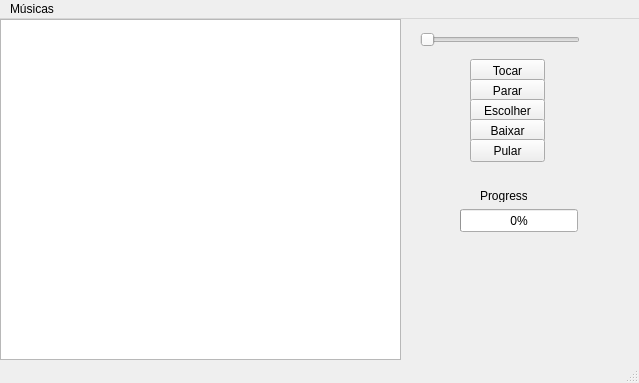
Before: the Qt Designer form designApp.ui in PatoPon/MP3-Player-e-Youtube-Downloader, drawn with Qt 5.
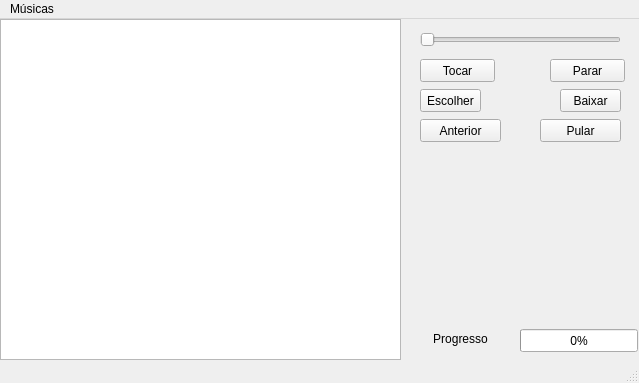
After: the same form once the commit is applied.

```diff
--- a/designApp.ui
+++ b/designApp.ui
@@ -17,8 +17,8 @@
    <widget class="QProgressBar" name="BarraDeProgresso">
     <property name="geometry">
      <rect>
-      <x>460</x>
-      <y>190</y>
+      <x>520</x>
+      <y>310</y>
       <width>118</width>
       <height>23</height>
      </rect>
@@ -32,7 +32,7 @@
      <rect>
       <x>420</x>
       <y>10</y>
-      <width>160</width>
+      <width>201</width>
       <height>22</height>
      </rect>
     </property>
@@ -43,7 +43,7 @@
    <widget class="QPushButton" name="botaoTocar">
     <property name="geometry">
      <rect>
-      <x>470</x>
+      <x>420</x>
       <y>40</y>
       <width>75</width>
       <height>23</height>
@@ -56,8 +56,8 @@
    <widget class="QPushButton" name="botaoParar">
     <property name="geometry">
      <rect>
-      <x>470</x>
-      <y>60</y>
+      <x>550</x>
+      <y>40</y>
       <width>75</width>
       <height>23</height>
      </rect>
@@ -69,9 +69,9 @@
    <widget class="QPushButton" name="botaoEscolher">
     <property name="geometry">
      <rect>
-      <x>470</x>
-      <y>80</y>
-      <width>75</width>
+      <x>420</x>
+      <y>70</y>
+      <width>61</width>
       <height>23</height>
      </rect>
     </property>
@@ -82,9 +82,9 @@
    <widget class="QPushButton" name="botaoBaixar">
     <property name="geometry">
      <rect>
-      <x>470</x>
-      <y>100</y>
-      <width>75</width>
+      <x>560</x>
+      <y>70</y>
+      <width>61</width>
       <height>23</height>
      </rect>
     </property>
@@ -95,22 +95,28 @@
    <widget class="QLabel" name="progressoLabel">
     <property name="geometry">
      <rect>
-      <x>480</x>
-      <y>170</y>
-      <width>47</width>
-      <height>13</height>
+      <x>410</x>
+      <y>310</y>
+      <width>101</width>
+      <height>20</height>
      </rect>
     </property>
     <property name="text">
      <string>Progresso</string>
     </property>
+    <property name="textFormat">
+     <enum>Qt::AutoText</enum>
+    </property>
+    <property name="alignment">
+     <set>Qt::AlignCenter</set>
+    </property>
    </widget>
    <widget class="QPushButton" name="botaoPular">
     <property name="geometry">
      <rect>
-      <x>470</x>
-      <y>120</y>
-      <width>75</width>
+      <x>540</x>
+      <y>100</y>
+      <width>81</width>
       <height>23</height>
      </rect>
     </property>
@@ -134,6 +140,19 @@
      </font>
     </property>
    </widget>
+   <widget class="QPushButton" name="botaoAnterior">
+    <property name="geometry">
+     <rect>
+      <x>420</x>
+      <y>100</y>
+      <width>81</width>
+      <height>23</height>
+     </rect>
+    </property>
+    <property name="text">
+     <string>Anterior</string>
+    </property>
+   </widget>
   </widget>
   <widget class="QMenuBar" name="menubar">
    <property name="geometry">
```
